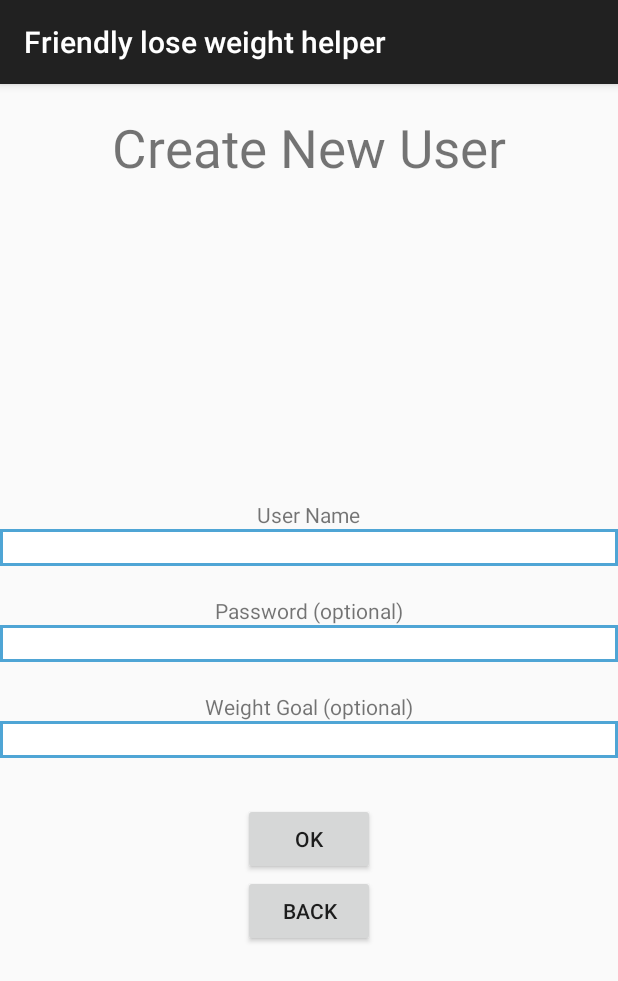
After one commit to cygiMistrzKodu/WeightLoseAndroidProject, an Android app: the fragment CreateNewUserFragment placed in its activity, on a phone screen of 412 x 824 dp. The commit adds this screen. Shown: the top 981 px of the screen. Run offline under Robolectric (Android 15) with nearby library versions, the phone set to English and light mode, and no system bars; 3 statements that could not run were skipped.

Commit message:
make create new user option working ( can pass from login view to create new user view ) Save user data to database is operational.

```diff
--- /dev/null
+++ b/app/src/main/java/creator/soft/cygi/com/friendlyloseweighthelper/CreateNewUserFragment.java
@@ -0,0 +1,81 @@
+package creator.soft.cygi.com.friendlyloseweighthelper;
+
+import android.os.Bundle;
+import android.support.annotation.Nullable;
+import android.support.v4.app.Fragment;
+import android.support.v4.app.FragmentTransaction;
+import android.view.LayoutInflater;
+import android.view.View;
+import android.view.ViewGroup;
+import android.widget.Button;
+import android.widget.EditText;
+
+/**
+ * Created by CygiMasterProgrammer on 2016-02-06.
+ */
+public class CreateNewUserFragment extends Fragment {
+
+    private Button backButton;
+    private Button createNewUserOkButton;
+    private EditText weightGoalEditText;
+    private EditText passwordEditText;
+    private EditText userNameEditText;
+
+    @Override
+    public void onCreate(Bundle savedInstanceState) {
+        super.onCreate(savedInstanceState);
+    }
+
+    @Nullable
+    @Override
+    public View onCreateView(LayoutInflater inflater, ViewGroup container, Bundle savedInstanceState) {
+
+        View view = inflater.inflate(R.layout.create_new_user_view,null);
+
+        backButton = (Button) view.findViewById(R.id.backButton);
+        backButton.setOnClickListener(new View.OnClickListener() {
+            @Override
+            public void onClick(View v) {
+                final FragmentTransaction ft = getFragmentManager().beginTransaction();
+                ft.replace(R.id.fragmentContainer, new LoginViewFragment());
+                ft.commit();
+            }
+        });
+
+        createNewUserOkButton = (Button) view.findViewById(R.id.createNewUserOKButton);
+        createNewUserOkButton.setOnClickListener(new View.OnClickListener() {
+            @Override
+            public void onClick(View v) {
+
+                String userName = userNameEditText.getText().toString();
+                String password = passwordEditText.getText().toString();
+                String weightGoal = weightGoalEditText.getText().toString();
+
+                boolean isUserNameEmpty = userName.isEmpty();
+
+                if(isUserNameEmpty){
+                    userNameEditText.setError("User name cannot be empty");
+                    return;
+                }
+
+                WeightTrackDatabaseHelper weightTrackDatabaseHelper = new WeightTrackDatabaseHelper(getContext());
+                UserData userData = new UserData();
+                userData.setName(userName);
+                userData.setPassword(password);
+                userData.setWeightGoal(weightGoal); // TODO trzeba jeszcze dodac nowa tabele do bazy GOAL
+
+                weightTrackDatabaseHelper.insertNewUserDataIntoDatabase(userData);
+
+            }
+        });
+
+        userNameEditText = (EditText) view.findViewById(R.id.userNameEditText);
+        passwordEditText = (EditText) view.findViewById(R.id.passwordEditText);
+        weightGoalEditText = (EditText) view.findViewById(R.id.weightGoalEditText);
+
+
+
+
+        return view;
+    }
+}
--- a/app/src/main/java/creator/soft/cygi/com/friendlyloseweighthelper/LoginViewFragment.java
+++ b/app/src/main/java/creator/soft/cygi/com/friendlyloseweighthelper/LoginViewFragment.java
@@ -86,7 +86,6 @@ public class LoginViewFragment extends Fragment {
             }
         });
 
-
         passwordEditText = (EditText) view.findViewById(R.id.passwordEditText);
         okButton = (Button) view.findViewById(R.id.okButton);
         okButton.setOnClickListener(new View.OnClickListener() {
@@ -113,6 +112,17 @@ public class LoginViewFragment extends Fragment {
             }
         });
         createNewUserButton = (Button) view.findViewById(R.id.createNewUserButton);
+        createNewUserButton.setOnClickListener(new View.OnClickListener() {
+            @Override
+            public void onClick(View v) {
+
+                final FragmentTransaction ft = getFragmentManager().beginTransaction();
+                ft.replace(R.id.fragmentContainer, new CreateNewUserFragment());
+                ft.commit();
+            }
+        });
+
+
         passwordTextView = (TextView) view.findViewById(R.id.passwordTextView);
         abovePasswordTextViewSpace = (Space) view.findViewById(R.id.spaceAbovePasswordTextView);
         belowPasswordTextViewSpace = (Space) view.findViewById(R.id.spaceBelowPasswordTextView);
--- a/app/src/main/res/layout/create_new_user_view.xml
+++ b/app/src/main/res/layout/create_new_user_view.xml
@@ -34,9 +34,11 @@
             android:text="User Name" />
 
         <EditText
+            android:id="@+id/userNameEditText"
             android:layout_width="match_parent"
             android:layout_height="wrap_content"
-            android:background="@drawable/rectangle_border" />
+            android:background="@drawable/rectangle_border"
+            android:gravity="center"/>
 
         <Space
             android:layout_width="match_parent"
@@ -49,9 +51,11 @@
 
 
         <EditText
+            android:id="@+id/passwordEditText"
             android:layout_width="match_parent"
             android:layout_height="wrap_content"
-            android:background="@drawable/rectangle_border" />
+            android:background="@drawable/rectangle_border"
+            android:gravity="center"/>
 
         <Space
             android:layout_width="match_parent"
@@ -63,18 +67,26 @@
             android:text="Weight Goal (optional)" />
 
         <EditText
+            android:id="@+id/weightGoalEditText"
             android:layout_width="match_parent"
             android:layout_height="wrap_content"
-            android:background="@drawable/rectangle_border" />
+            android:background="@drawable/rectangle_border"
+            android:gravity="center"/>
 
         <Space
             android:layout_width="match_parent"
             android:layout_height="30dp" />
 
         <Button
+            android:id="@+id/createNewUserOKButton"
             android:layout_width="wrap_content"
             android:layout_height="wrap_content"
             android:text="OK" />
+        <Button
+            android:id="@+id/backButton"
+            android:layout_width="wrap_content"
+            android:layout_height="wrap_content"
+            android:text="Back"/>
 
     </LinearLayout>
 
```
Also changed, not shown: app/src/main/java/creator/soft/cygi/com/friendlyloseweighthelper/UserData.java (+9 -2 lines).
